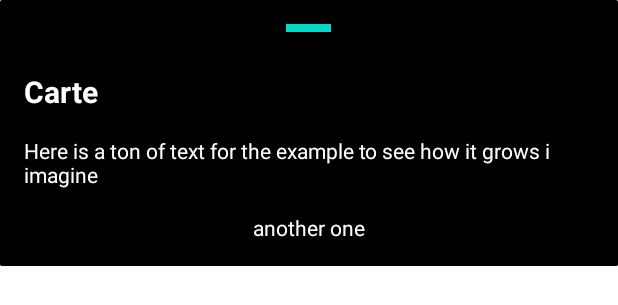
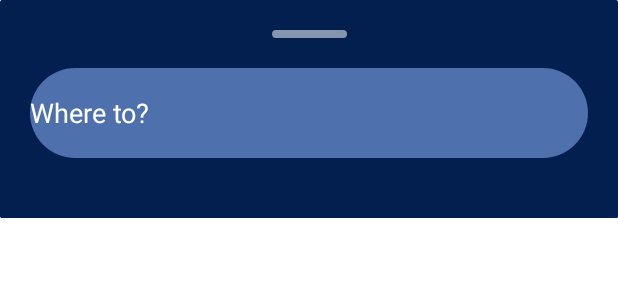
Before and after one commit to JoshMkhari/Carte, an Android app: the layout bottom_sheet_menu_layout.xml on its own in the app's theme, with its tools: preview values and no code run, on a phone screen of 412 x 824 dp. Shown: the top 305 px of the screen. Run offline under Robolectric (Android 15) with nearby library versions, the phone set to English and light mode, and no system bars.

Commit message:
created shapes (bottom_sheet_menu_indicator,auto_complete_text_view_background), layout destination_filter_option, removed title bar from light and dark themes

```diff
--- /dev/null
+++ b/app/src/main/res/drawable/shape_auto_complete_text_view_background.xml
@@ -0,0 +1,13 @@
+<?xml version="1.0" encoding="utf-8"?>
+<shape xmlns:android="http://schemas.android.com/apk/res/android"
+    android:shape="rectangle">
+
+    <corners
+        android:radius="100dp"/>
+    <solid
+        android:color="#4e70ac"/>
+    <size
+        android:width="250dp"
+        android:height="60dp"/>
+
+</shape>
--- /dev/null
+++ b/app/src/main/res/drawable/shape_bottom_sheet_menu_indicator.xml
@@ -0,0 +1,10 @@
+<?xml version="1.0" encoding="utf-8"?>
+<shape xmlns:android="http://schemas.android.com/apk/res/android"
+    android:shape="rectangle">
+
+    <corners
+        android:radius="100dp"/>
+    <solid
+        android:color="#8594af"/>
+
+</shape>
--- a/app/src/main/res/layout/bottom_sheet_menu_layout.xml
+++ b/app/src/main/res/layout/bottom_sheet_menu_layout.xml
@@ -1,11 +1,13 @@
 <?xml version="1.0" encoding="utf-8"?>
+
+    <!-- https://www.youtube.com/watch?v=ubIDnLN9o50-->
 <LinearLayout xmlns:android="http://schemas.android.com/apk/res/android"
+    xmlns:tools="http://schemas.android.com/tools"
     android:layout_width="match_parent"
     android:layout_height="wrap_content"
     xmlns:app="http://schemas.android.com/apk/res-auto"
     android:orientation="vertical"
     android:id="@+id/menu_bottom_sheet"
-    android:background="@android:color/transparent"
     app:layout_behavior="@string/bottom_sheet_behavior"
     app:behavior_hideable = "false"
     app:behavior_peekHeight = "80dp">
@@ -13,47 +15,47 @@
     <androidx.cardview.widget.CardView
         android:layout_width="match_parent"
         android:layout_height="wrap_content"
-        app:cardBackgroundColor="@color/black"
+        app:cardBackgroundColor="#031f50"
         app:cardCornerRadius="1dp"
         app:cardElevation="20dp">
 
-        <LinearLayout
+        <androidx.constraintlayout.widget.ConstraintLayout
             android:layout_width="match_parent"
             android:layout_height="wrap_content"
             android:orientation="vertical"
-            android:padding="16dp">
+            android:padding="20dp">
 
             <View
-                android:layout_width="30dp"
+                android:id="@+id/view_menu_indicator"
+                android:layout_width="50dp"
                 android:layout_height="5dp"
-                android:background="@color/teal_200"
-                android:layout_marginBottom="10dp"
-                android:layout_gravity="center"/>
+                android:background="@drawable/shape_bottom_sheet_menu_indicator"
+                app:layout_constraintEnd_toEndOf="parent"
+                app:layout_constraintStart_toStartOf="parent"
+                app:layout_constraintTop_toTopOf="parent" />
 
-            <TextView
+            <AutoCompleteTextView
+                android:id="@+id/autoCompleteTextView_Destination"
                 android:layout_width="match_parent"
                 android:layout_height="wrap_content"
-                android:text="@string/app_name"
+                android:text="Where to?"
                 android:textColor="@color/white"
-                android:textStyle="bold"
-                android:textSize="20dp"
-                android:layout_marginTop="16dp"/>
+                app:layout_constraintEnd_toEndOf="parent"
+                app:layout_constraintStart_toStartOf="parent"
+                app:layout_constraintTop_toBottomOf="@id/view_menu_indicator"
+                android:layout_marginTop="20dp"
+                tools:layout_editor_absoluteY="6dp"
+                android:background="@drawable/shape_auto_complete_text_view_background"/>
 
-            <TextView
+            <androidx.recyclerview.widget.RecyclerView
+                android:id="@+id/recyclerview_destination_filter_options"
                 android:layout_width="match_parent"
                 android:layout_height="wrap_content"
+                app:layout_constraintEnd_toEndOf="parent"
+                app:layout_constraintStart_toStartOf="parent"
+                android:layout_marginTop="20dp"
+                app:layout_constraintTop_toBottomOf ="@id/autoCompleteTextView_Destination"/>
 
-                android:text="Here is a ton of text for the example to see how it grows i imagine"
-                android:textColor="@color/white"
-                android:layout_marginTop="16dp"/>
-
-            <TextView
-                android:layout_width="match_parent"
-                android:layout_height="wrap_content"
-                android:textColor="@color/white"
-                android:text="another one"
-                android:gravity="center"
-                android:layout_marginTop="16dp"/>
-        </LinearLayout>
+        </androidx.constraintlayout.widget.ConstraintLayout>
     </androidx.cardview.widget.CardView>
 </LinearLayout>
--- /dev/null
+++ b/app/src/main/res/layout/recyclerview_destination_filter_options_layout.xml
@@ -0,0 +1,6 @@
+<?xml version="1.0" encoding="utf-8"?>
+<androidx.constraintlayout.widget.ConstraintLayout xmlns:android="http://schemas.android.com/apk/res/android"
+    android:layout_width="match_parent"
+    android:layout_height="match_parent">
+
+</androidx.constraintlayout.widget.ConstraintLayout>
--- a/app/src/main/res/values-night/themes.xml
+++ b/app/src/main/res/values-night/themes.xml
@@ -1,6 +1,6 @@
 <resources xmlns:tools="http://schemas.android.com/tools">
     <!-- Base application theme. -->
-    <style name="Theme.Carte" parent="Theme.MaterialComponents.DayNight.DarkActionBar">
+    <style name="Theme.Carte" parent="Theme.MaterialComponents.DayNight.NoActionBar">
         <!-- Primary brand color. -->
         <item name="colorPrimary">@color/purple_200</item>
         <item name="colorPrimaryVariant">@color/purple_700</item>
--- a/app/src/main/res/values/themes.xml
+++ b/app/src/main/res/values/themes.xml
@@ -1,6 +1,6 @@
 <resources xmlns:tools="http://schemas.android.com/tools">
     <!-- Base application theme. -->
-    <style name="Theme.Carte" parent="Theme.MaterialComponents.DayNight.DarkActionBar">
+    <style name="Theme.Carte" parent="Theme.MaterialComponents.DayNight.NoActionBar">
         <!-- Primary brand color. -->
         <item name="colorPrimary">@color/purple_500</item>
         <item name="colorPrimaryVariant">@color/purple_700</item>
```
